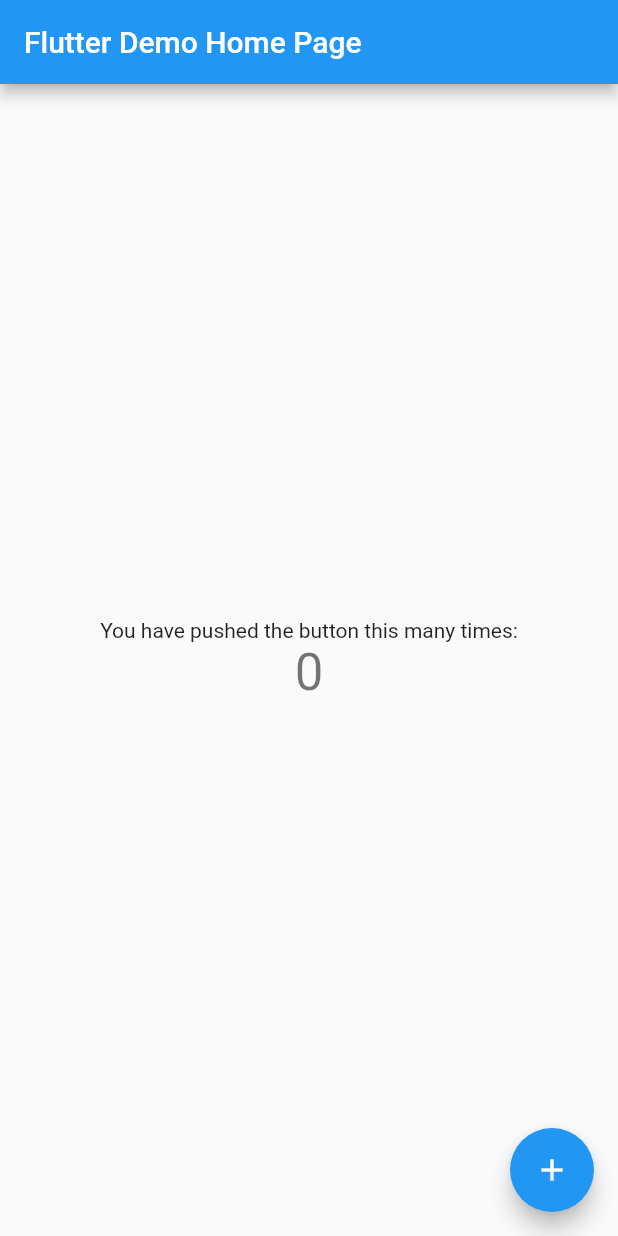
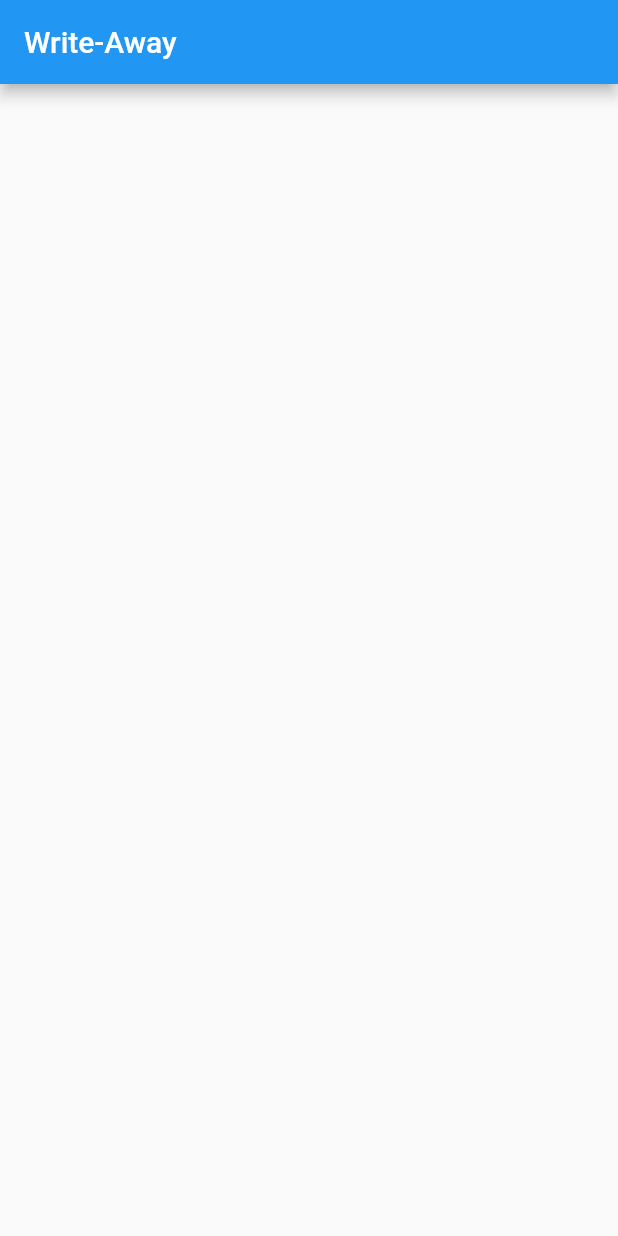
Before and after one commit to bookofiyi/write_a_day, a Flutter app: the screen it shows after launch, on a phone screen of 412 x 824 dp. Run offline on Flutter 3.47's test engine with Material 2 defaults, Android fonts, the phone set to English and light mode, and no system bars.

```diff
--- /dev/null
+++ b/lib/home_screen.dart
@@ -0,0 +1,19 @@
+import 'package:flutter/material.dart';
+
+class HomePage extends StatefulWidget {
+  const HomePage({Key? key}) : super(key: key);
+  @override
+  _HomePageState createState() => _HomePageState();
+}
+
+class _HomePageState extends State<HomePage> {
+  @override
+  Widget build(BuildContext context) {
+    return Scaffold(
+      appBar: AppBar(
+        title: const Text('Write-Away'),
+      ),
+      body: SafeArea(child: ListView()),
+    );
+  }
+}
--- a/lib/main.dart
+++ b/lib/main.dart
@@ -1,4 +1,5 @@
 import 'package:flutter/material.dart';
+import 'package:write_a_day/home_screen.dart';
 
 void main() {
   runApp(const MyApp());
@@ -11,105 +12,17 @@
   @override
   Widget build(BuildContext context) {
     return MaterialApp(
-      title: 'Flutter Demo',
-      theme: ThemeData(
-        // This is the theme of your application.
-        //
-        // Try running your application with "flutter run". You'll see the
-        // application has a blue toolbar. Then, without quitting the app, try
-        // changing the primarySwatch below to Colors.green and then invoke
-        // "hot reload" (press "r" in the console where you ran "flutter run",
-        // or simply save your changes to "hot reload" in a Flutter IDE).
-        // Notice that the counter didn't reset back to zero; the application
-        // is not restarted.
-        primarySwatch: Colors.blue,
+      debugShowCheckedModeBanner: false,
+      title: 'Write-Away',
+      theme: ThemeData.light().copyWith(
+        primaryColor: Colors.red,
       ),
-      home: const MyHomePage(title: 'Flutter Demo Home Page'),
+      darkTheme: ThemeData.dark(),
+      // theme: ThemeData(
+      //   primarySwatch: Colors.blue,
+      //   fontFamily: 'San Fransisco',
+      // ),
+      home: const HomePage(),
     );
   }
 }
-
-class MyHomePage extends StatefulWidget {
-  const MyHomePage({Key? key, required this.title}) : super(key: key);
-
-  // This widget is the home page of your application. It is stateful, meaning
-  // that it has a State object (defined below) that contains fields that affect
-  // how it looks.
-
-  // This class is the configuration for the state. It holds the values (in this
-  // case the title) provided by the parent (in this case the App widget) and
-  // used by the build method of the State. Fields in a Widget subclass are
-  // always marked "final".
-
-  final String title;
-
-  @override
-  State<MyHomePage> createState() => _MyHomePageState();
-}
-
-class _MyHomePageState extends State<MyHomePage> {
-  int _counter = 0;
-
-  void _incrementCounter() {
-    setState(() {
-      // This call to setState tells the Flutter framework that something has
-      // changed in this State, which causes it to rerun the build method below
-      // so that the display can reflect the updated values. If we changed
-      // _counter without calling setState(), then the build method would not be
-      // called again, and so nothing would appear to happen.
-      _counter++;
-    });
-  }
-
-  @override
-  Widget build(BuildContext context) {
-    // This method is rerun every time setState is called, for instance as done
-    // by the _incrementCounter method above.
-    //
-    // The Flutter framework has been optimized to make rerunning build methods
-    // fast, so that you can just rebuild anything that needs updating rather
-    // than having to individually change instances of widgets.
-    return Scaffold(
-      appBar: AppBar(
-        // Here we take the value from the MyHomePage object that was created by
-        // the App.build method, and use it to set our appbar title.
-        title: Text(widget.title),
-      ),
-      body: Center(
-        // Center is a layout widget. It takes a single child and positions it
-        // in the middle of the parent.
-        child: Column(
-          // Column is also a layout widget. It takes a list of children and
-          // arranges them vertically. By default, it sizes itself to fit its
-          // children horizontally, and tries to be as tall as its parent.
-          //
-          // Invoke "debug painting" (press "p" in the console, choose the
-          // "Toggle Debug Paint" action from the Flutter Inspector in Android
-          // Studio, or the "Toggle Debug Paint" command in Visual Studio Code)
-          // to see the wireframe for each widget.
-          //
-          // Column has various properties to control how it sizes itself and
-          // how it positions its children. Here we use mainAxisAlignment to
-          // center the children vertically; the main axis here is the vertical
-          // axis because Columns are vertical (the cross axis would be
-          // horizontal).
-          mainAxisAlignment: MainAxisAlignment.center,
-          children: <Widget>[
-            const Text(
-              'You have pushed the button this many times:',
-            ),
-            Text(
-              '$_counter',
-              style: Theme.of(context).textTheme.headline4,
-            ),
-          ],
-        ),
-      ),
-      floatingActionButton: FloatingActionButton(
-        onPressed: _incrementCounter,
-        tooltip: 'Increment',
-        child: const Icon(Icons.add),
-      ), // This trailing comma makes auto-formatting nicer for build methods.
-    );
-  }
-}
--- a/pubspec.yaml
+++ b/pubspec.yaml
@@ -30,6 +30,8 @@
   flutter:
     sdk: flutter
   cupertino_icons: ^1.0.2
+  shared_preferences: ^2.0.13
+  provider: ^6.0.2
   sqflite: ^2.0.2
   jiffy: ^5.0.0
 
```
Also changed, not shown: pubspec.lock.
